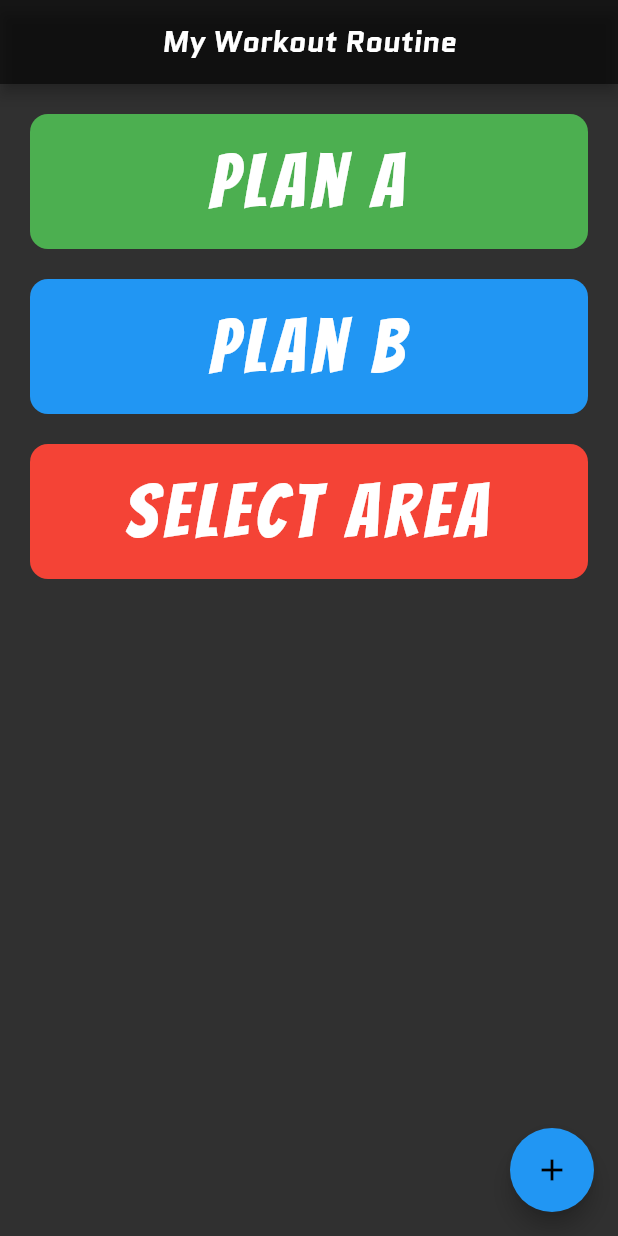
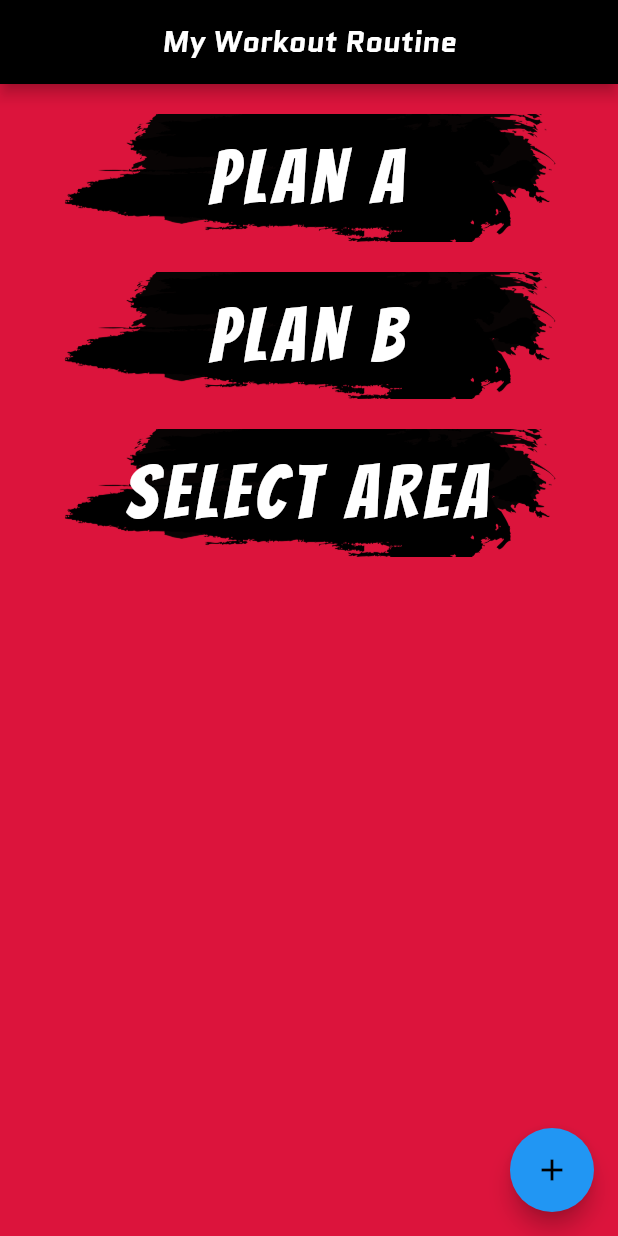
Before and after one commit to shaishalevss/my_workout_app, a Flutter app: the screen it shows after launch, on a phone screen of 412 x 824 dp. Run offline on Flutter 3.47's test engine with Material 2 defaults, Android fonts, the phone set to English and light mode, and no system bars.

Commit message:
updated and created list tile for the drills, atm for plan a, but the setup is ready to implement for both plan b and select area as well. also the checkbox functionality is ready. and imported some font and images.

```diff
--- /dev/null
+++ b/lib/components/plan_selector_button.dart
@@ -0,0 +1,31 @@
+import 'package:flutter/material.dart';
+import 'package:my_workout/constants.dart';
+
+class planSelectorButton extends StatelessWidget {
+
+  final String text;
+  final Function route;
+  planSelectorButton({@required this.text,this.route});
+
+  @override
+  Widget build(BuildContext context) {
+    return Container(
+      width: double.infinity,
+      height: 85.0,
+      alignment: Alignment.center,
+      margin: EdgeInsets.only(top: 20.0, right: 6.0, left: 6.0),
+      decoration: BoxDecoration(
+        image: DecorationImage(
+            image:AssetImage("images/buttonbackground.png"),
+            fit:BoxFit.cover
+        ),
+      ),
+      child: SizedBox.expand(
+        child: FlatButton(
+          onPressed: route,
+          child: Text('$text', style: kWorkoutLabelTextStyle, textAlign: TextAlign.center,)
+        ),
+      ),
+    );
+  }
+}
--- a/lib/constants.dart
+++ b/lib/constants.dart
@@ -1,3 +1,8 @@
 import 'package:flutter/material.dart';
 
-const kWorkoutLabelTextStyle = TextStyle(fontSize: 50.0, fontFamily: 'Bangers', letterSpacing: 4.0);
+const kWorkoutLabelTextStyle = TextStyle(
+  fontSize: 50.0,
+  fontFamily: 'Bangers',
+  letterSpacing: 4.0,
+  color: Colors.white,
+);
--- a/lib/main.dart
+++ b/lib/main.dart
@@ -1,5 +1,12 @@
 import 'package:flutter/material.dart';
 import 'package:my_workout/screens/home_screen.dart';
+import 'package:my_workout/screens/plan_a.dart';
+import 'package:my_workout/screens/plan_b.dart';
+import 'package:my_workout/screens/select_area.dart';
+import 'package:provider/provider.dart';
+import 'package:provider/provider.dart';
+import 'models/drill_data.dart';
+import 'screens/home_screen.dart';
 
 void main() {
   runApp(MyApp());
@@ -15,10 +22,19 @@ class Main extends StatelessWidget {
 class MyApp extends StatelessWidget {
   @override
   Widget build(BuildContext context) {
-    return MaterialApp(
-      debugShowCheckedModeBanner: false,
-      theme: ThemeData.dark(),
-      home: HomeScreen(),
+    return ChangeNotifierProvider(
+      create: (context) => DrillData(),
+      child: MaterialApp(
+        debugShowCheckedModeBanner: false,
+        theme: ThemeData.dark(),
+        initialRoute: '/',
+        routes: {
+          'planA': (context) => PlanAScreen(),
+          '/' : (context) => HomeScreen(),
+          'planB' : (context) => PlanBScreen(),
+          'selectArea' : (context) => SelectAreaScreen(),
+        },
+      ),
     );
   }
 }
--- /dev/null
+++ b/lib/models/drill.dart
@@ -0,0 +1,11 @@
+class Drill {
+  final String name;
+  bool isDone;
+
+  //constructor
+  Drill({this.name, this.isDone = false});
+
+  void toggleDone() {
+    isDone = !isDone;
+  }
+}
--- /dev/null
+++ b/lib/models/drill_data.dart
@@ -0,0 +1,31 @@
+import 'dart:collection';
+
+import 'package:flutter/foundation.dart';
+import 'package:my_workout/models/drill.dart';
+
+class DrillData extends ChangeNotifier {
+  List<Drill> _drillsA = [
+    Drill(name: 'First Drill'),
+    Drill(name: 'Second Drill'),
+    Drill(name: 'Third Drill'),
+  ];
+
+  // List<Drill> _drillsPlanB = [
+  //   Drill(name: 'First Drill'),
+  //   Drill(name: 'Second Drill'),
+  //   Drill(name: 'Third Drill'),
+  // ];
+
+  UnmodifiableListView<Drill> get drillsA {
+    return UnmodifiableListView(_drillsA);
+  }
+
+  void updateDrill(Drill drill) {
+    drill.toggleDone();
+    notifyListeners();
+  }
+
+  int get drillCount {
+    return _drillsA.length;
+  }
+}
--- a/lib/screens/home_screen.dart
+++ b/lib/screens/home_screen.dart
@@ -1,6 +1,7 @@
 import 'package:flutter/material.dart';
 import 'package:my_workout/components/timerDisplay.dart';
 import 'package:my_workout/constants.dart';
+import 'package:my_workout/components/plan_selector_button.dart';
 
 class HomeScreen extends StatefulWidget {
   @override
@@ -11,6 +12,7 @@ class _HomeScreenState extends State<HomeScreen> {
   @override
   Widget build(BuildContext context) {
     return Scaffold(
+      backgroundColor: Color(0xFFDC143C),
       floatingActionButton: FloatingActionButton(
         onPressed: () {
           showModalBottomSheet(
@@ -30,7 +32,7 @@ class _HomeScreenState extends State<HomeScreen> {
         child: Icon(Icons.add),
       ),
       appBar: AppBar(
-        backgroundColor: Colors.black54,
+        backgroundColor: Colors.black,
         title: Center(
           child: Text(
             'My Workout Routine',
@@ -43,37 +45,10 @@ class _HomeScreenState extends State<HomeScreen> {
       body: SafeArea(
         child: Column(
           children: <Widget>[
-            Container(
-              width: double.infinity,
-              height: 90.0,
-              alignment: Alignment.center,
-              margin: EdgeInsets.only(top: 20.0, right: 20.0, left: 20.0),
-              decoration: BoxDecoration(
-                color: Colors.green,
-                borderRadius: BorderRadius.all(Radius.circular(12.0)),
-              ),
-              child: Text('Plan A', textAlign: TextAlign.center,style: kWorkoutLabelTextStyle),
-            ),Container(
-              width: double.infinity,
-              height: 90.0,
-              alignment: Alignment.center,
-              margin: EdgeInsets.only(top: 20.0, right: 20.0, left: 20.0),
-              decoration: BoxDecoration(
-                color: Colors.blue,
-                borderRadius: BorderRadius.all(Radius.circular(12.0)),
-              ),
-              child: Text('Plan B', textAlign: TextAlign.center,style: kWorkoutLabelTextStyle),
-            ),Container(
-              width: double.infinity,
-              height: 90.0,
-              alignment: Alignment.center,
-              margin: EdgeInsets.only(top: 20.0, right: 20.0, left: 20.0),
-              decoration: BoxDecoration(
-                color: Colors.red,
-                borderRadius: BorderRadius.all(Radius.circular(12.0)),
-              ),
-              child: Text('Select Area', textAlign: TextAlign.center,style: kWorkoutLabelTextStyle,),
-            ),
+            planSelectorButton(text: 'PLAN A', route: () => Navigator.pushNamed(context, 'planA')),
+            planSelectorButton(text: 'PLAN B',route: () => Navigator.pushNamed(context, 'planB')),
+            planSelectorButton(text: 'SELECT AREA',route: () => Navigator.pushNamed(context, 'selectArea')),
+            // Image.asset('images/gym.jpg'),
           ],
         ),
       ),
```
Also changed, not shown: lib/screens/plan_a.dart (added, +42 -0 lines), lib/screens/plan_b.dart (added, +25 -0 lines), lib/screens/select_area.dart (added, +23 -0 lines), lib/widgets/drill_tile.dart (added, +30 -0 lines), lib/widgets/drills_list.dart (added, +29 -0 lines), pubspec.yaml (+8 -3 lines), fonts/Kalam-Regular.ttf (added), images/buttonbackground.png (added), images/gym.jpg (added), images/lion.jpg (added), images/planbackground.jpg (added), pubspec.lock.
